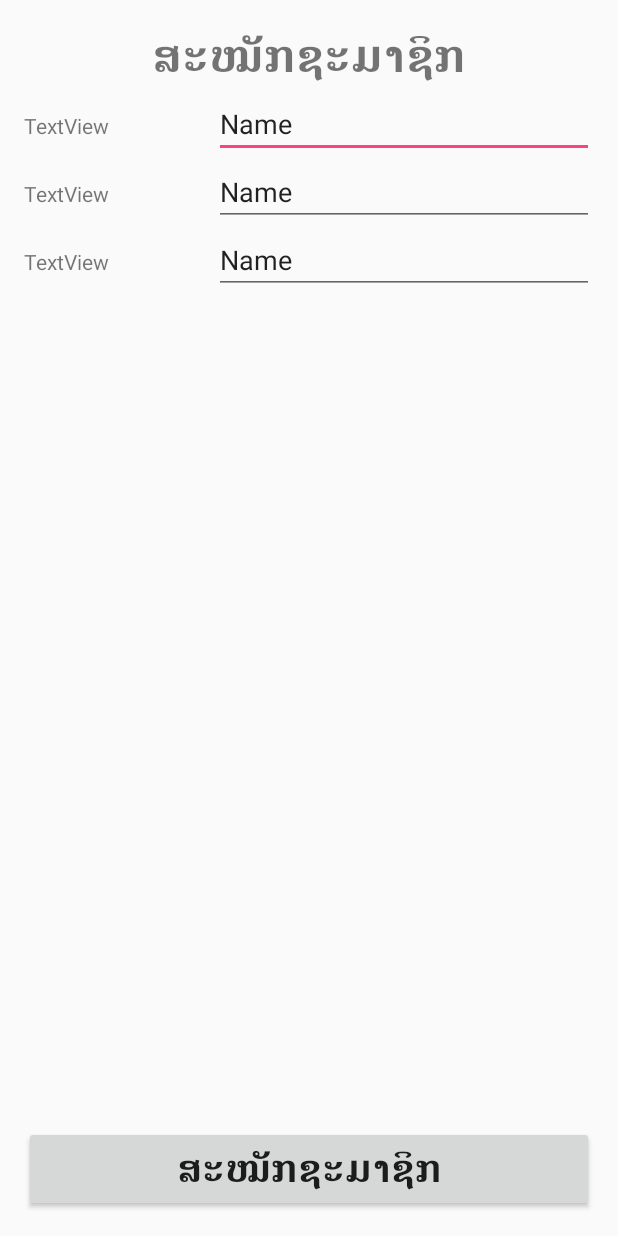
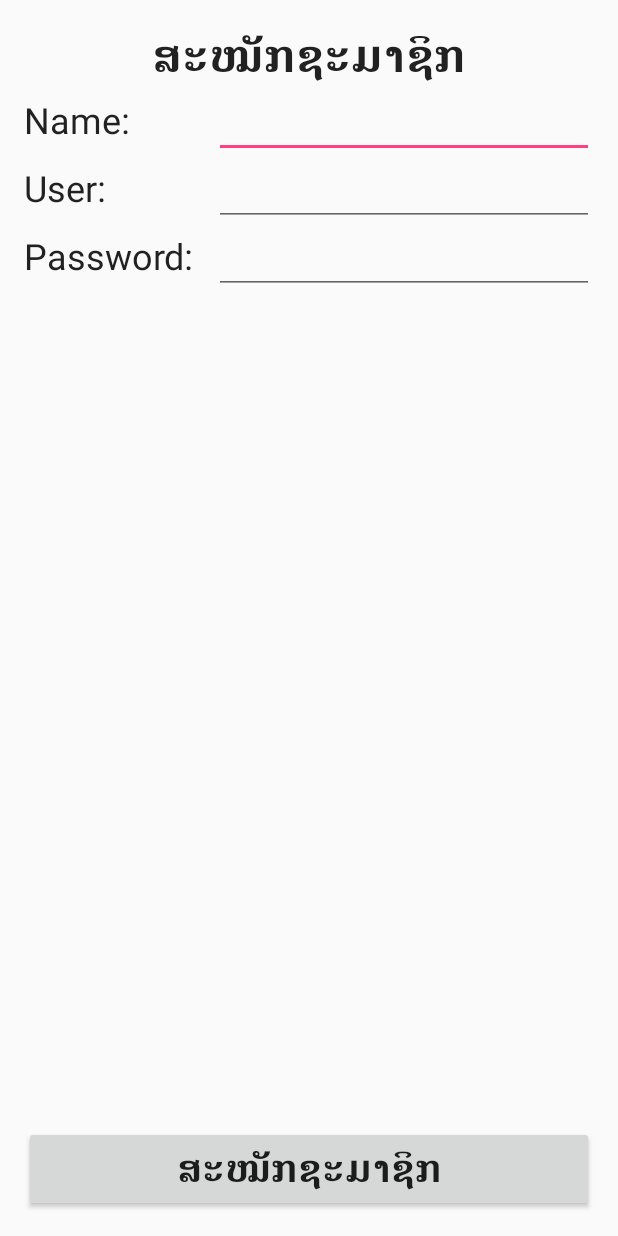
Before and after one commit to vansanapsg/Testapp, an Android app: the SignUpActivity screen opened directly, with no data from a screen before it, on a phone screen of 412 x 824 dp. Run offline under Robolectric (Android 15) with nearby library versions, the phone set to English and light mode, and no system bars.

Commit message:
finish 13dec

```diff
--- a/app/src/main/java/psg/bobby/testapp/SignUpActivity.java
+++ b/app/src/main/java/psg/bobby/testapp/SignUpActivity.java
@@ -2,12 +2,46 @@ package psg.bobby.testapp;
 
 import android.support.v7.app.AppCompatActivity;
 import android.os.Bundle;
+import android.util.Log;
+import android.view.View;
+import android.widget.EditText;
 
 public class SignUpActivity extends AppCompatActivity {
+
+
+    //explicit
+    private EditText nameEditText, userEditText, passwordEditText;
+    private String nameString, userString, passwordString;
 
     @Override
     protected void onCreate(Bundle savedInstanceState) {
         super.onCreate(savedInstanceState);
         setContentView(R.layout.activity_sign_up);
-    }
-}
+
+        // bind widget
+        nameEditText = (EditText) findViewById(R.id.editText);
+        userEditText = (EditText) findViewById(R.id.editText2);
+        passwordEditText = (EditText) findViewById(R.id.editText3);
+
+
+
+    } // Main method
+
+    public void clickSignUpSign(View view) {
+
+        nameString = nameEditText.getText().toString().trim();
+        userString=userEditText.getText().toString().trim();
+        passwordString = passwordEditText.getText().toString().trim();
+
+        // check space
+        if (nameString.equals("") || userString.equals("") || passwordString.equals("")) {
+
+            //have space
+            Log.d("13decV1", "Have space");
+
+        }
+
+    } //clickSign
+
+
+} // Main class
--- a/app/src/main/res/layout/activity_sign_up.xml
+++ b/app/src/main/res/layout/activity_sign_up.xml
@@ -16,8 +16,10 @@
         android:layout_height="wrap_content"
         android:id="@+id/button3"
         android:textSize="25sp"
+        android:onClick="clickSignUpSign"
         android:layout_alignParentBottom="true"
-        android:textStyle="normal|bold" />
+        android:textStyle="normal|bold"
+        android:textColor="?attr/editTextColor" />
 
     <TextView
         android:text="@string/signUp"
@@ -26,7 +28,8 @@
         android:id="@+id/textView"
         android:textSize="30sp"
         android:textStyle="normal|bold"
-        android:layout_centerHorizontal="true" />
+        android:layout_centerHorizontal="true"
+        android:textColor="?attr/editTextColor" />
 
     <LinearLayout
         android:orientation="vertical"
@@ -41,20 +44,22 @@
             android:layout_height="wrap_content">
 
             <TextView
-                android:text="TextView"
+                android:text="Name:"
                 android:layout_width="0dp"
                 android:layout_height="wrap_content"
                 android:id="@+id/textView2"
-                android:layout_weight="1" />
+                android:layout_weight="1"
+                android:textSize="24sp"
+                android:textColor="?attr/editTextColor" />
 
             <EditText
                 android:layout_width="0dp"
                 android:layout_height="wrap_content"
                 android:inputType="textPersonName"
-                android:text="Name"
                 android:ems="10"
                 android:id="@+id/editText"
-                android:layout_weight="2" />
+                android:layout_weight="2"
+                android:textColor="?attr/editTextColor" />
         </LinearLayout>
 
         <LinearLayout
@@ -63,20 +68,22 @@
             android:layout_height="wrap_content">
 
             <TextView
-                android:text="TextView"
+                android:text="User:"
                 android:layout_width="0dp"
                 android:layout_height="wrap_content"
                 android:id="@+id/textView3"
-                android:layout_weight="1" />
+                android:layout_weight="1"
+                android:textSize="24sp"
+                android:textColor="?attr/editTextColor" />
 
             <EditText
                 android:layout_width="0dp"
                 android:layout_height="wrap_content"
                 android:inputType="textPersonName"
-                android:text="Name"
                 android:ems="10"
                 android:id="@+id/editText2"
-                android:layout_weight="2" />
+                android:layout_weight="2"
+                android:textColor="?attr/editTextColor" />
         </LinearLayout>
 
         <LinearLayout
@@ -85,20 +92,22 @@
             android:layout_height="wrap_content">
 
             <TextView
-                android:text="TextView"
+                android:text="Password:"
                 android:layout_width="0dp"
                 android:layout_height="wrap_content"
                 android:id="@+id/textView4"
-                android:layout_weight="1" />
+                android:layout_weight="1"
+                android:textSize="24sp"
+                android:textColor="?attr/editTextColor" />
 
             <EditText
                 android:layout_width="0dp"
                 android:layout_height="wrap_content"
                 android:inputType="textPersonName"
-                android:text="Name"
                 android:ems="10"
                 android:id="@+id/editText3"
-                android:layout_weight="2" />
+                android:layout_weight="2"
+                android:textColor="?attr/editTextColor" />
         </LinearLayout>
 
 
```
Also changed, not shown: app/src/main/res/drawable/wallpapers_a_02.png (added), app/src/main/res/drawable/wallpapers_a_07.png (added).
